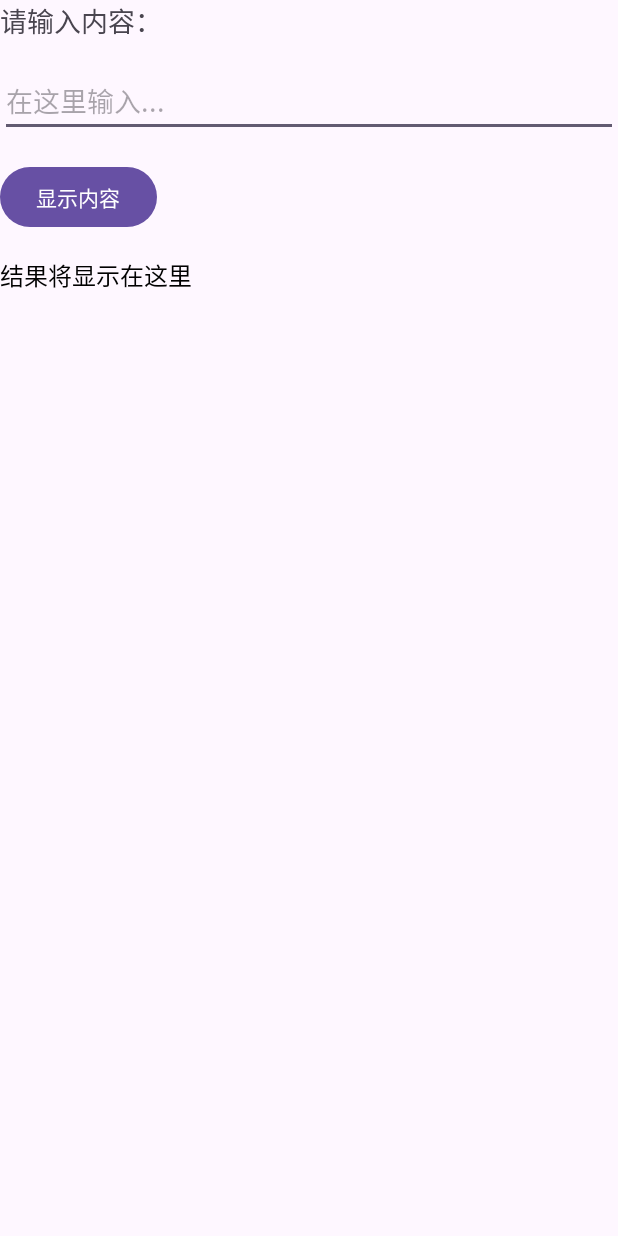
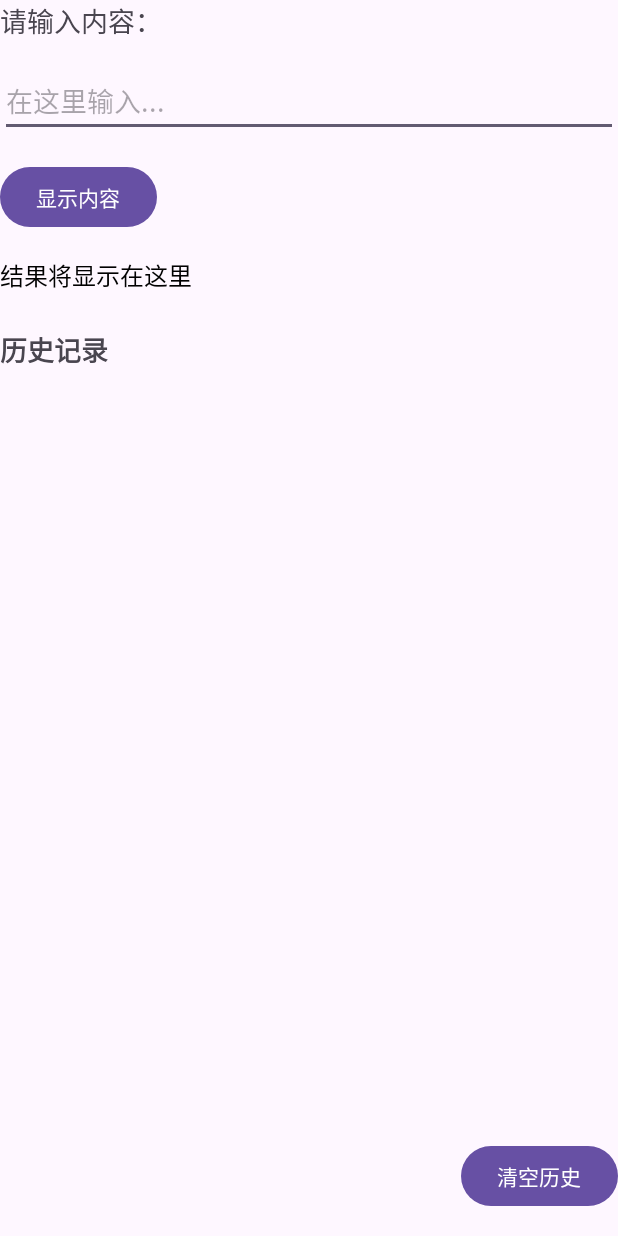
Before and after one commit to yaojiangjun/AndroidProject, an Android app: the screen it shows after launch (MainActivity), on a phone screen of 412 x 824 dp. Run offline under Robolectric (Android 15) with nearby library versions, the phone set to English and light mode, and no system bars.

Commit message:
新增功能
列表展示：通过 RecyclerView 展示所有历史记录
记录管理：支持删除单条记录和清空所有记录

```diff
--- a/app/build.gradle.kts
+++ b/app/build.gradle.kts
@@ -42,4 +42,5 @@ dependencies {
     testImplementation(libs.junit)
     androidTestImplementation(libs.androidx.junit)
     androidTestImplementation(libs.androidx.espresso.core)
+    implementation("com.google.code.gson:gson:2.10.1")//新增
 }
--- a/app/src/main/java/com/yjj202305100205/myapplication/MainActivity.kt
+++ b/app/src/main/java/com/yjj202305100205/myapplication/MainActivity.kt
@@ -10,67 +10,164 @@ import androidx.activity.enableEdgeToEdge
 import androidx.appcompat.app.AppCompatActivity
 import androidx.core.view.ViewCompat
 import androidx.core.view.WindowInsetsCompat
+import androidx.recyclerview.widget.LinearLayoutManager
+import androidx.recyclerview.widget.RecyclerView
+import com.google.gson.Gson
+import com.google.gson.reflect.TypeToken
+import java.util.UUID
 
+// 数据类：历史记录实体
+data class InputRecord(
+    val id: String, // 唯一标识
+    val content: String, // 输入内容
+    val time: Long // 时间戳（用于排序）
+)
+
+// RecyclerView适配器
+class RecordAdapter(
+    private val onDeleteClick: (InputRecord) -> Unit
+) : androidx.recyclerview.widget.ListAdapter<InputRecord, RecordAdapter.ViewHolder>(RecordDiffCallback()) {
+
+    inner class ViewHolder(itemView: android.view.View) : androidx.recyclerview.widget.RecyclerView.ViewHolder(itemView) {
+        val contentTextView: TextView = itemView.findViewById(R.id.contentTextView)
+        val deleteButton: Button = itemView.findViewById(R.id.deleteButton)
+
+        fun bind(record: InputRecord) {
+            contentTextView.text = record.content
+            deleteButton.setOnClickListener {
+                onDeleteClick(record)
+            }
+        }
+    }
+
+    override fun onCreateViewHolder(parent: android.view.ViewGroup, viewType: Int): ViewHolder {
+        val view = android.view.LayoutInflater.from(parent.context)
+            .inflate(R.layout.item_record, parent, false)
+        return ViewHolder(view)
+    }
+
+    override fun onBindViewHolder(holder: ViewHolder, position: Int) {
+        holder.bind(getItem(position))
+    }
+
+    // DiffUtil：优化列表刷新
+    private class RecordDiffCallback : androidx.recyclerview.widget.DiffUtil.ItemCallback<InputRecord>() {
+        override fun areItemsTheSame(oldItem: InputRecord, newItem: InputRecord): Boolean {
+            return oldItem.id == newItem.id
+        }
+
+        override fun areContentsTheSame(oldItem: InputRecord, newItem: InputRecord): Boolean {
+            return oldItem == newItem
+        }
+    }
+}
+
+// 主Activity
 class MainActivity : AppCompatActivity() {
     // SharedPreferences相关常量
     companion object {
         private const val PREF_NAME = "InputHistory"
-        private const val KEY_LAST_INPUT = "last_input"
+        private const val KEY_RECORDS = "all_records" // 保存所有记录
     }
+
+    private lateinit var recordAdapter: RecordAdapter
+    private val records = mutableListOf<InputRecord>()
 
     override fun onCreate(savedInstanceState: Bundle?) {
         super.onCreate(savedInstanceState)
         enableEdgeToEdge()
         setContentView(R.layout.activity_main)
 
-        // 适配系统状态栏
+        // 状态栏适配
         ViewCompat.setOnApplyWindowInsetsListener(findViewById(R.id.main)) { v, insets ->
             val systemBars = insets.getInsets(WindowInsetsCompat.Type.systemBars())
             v.setPadding(systemBars.left, systemBars.top, systemBars.right, systemBars.bottom)
             insets
         }
 
-        // 获取控件实例
+        // 初始化RecyclerView
+        val recyclerView = findViewById<RecyclerView>(R.id.historyRecyclerView)
+        recyclerView.layoutManager = LinearLayoutManager(this)
+        recordAdapter = RecordAdapter { record ->
+            // 删除单条记录
+            deleteRecord(record)
+        }
+        recyclerView.adapter = recordAdapter
+
+        // 加载历史记录
+        loadRecords()
+
+        // 控件初始化
         val inputEditText = findViewById<EditText>(R.id.inputEditText)
         val submitButton = findViewById<Button>(R.id.submitButton)
         val resultTextView = findViewById<TextView>(R.id.resultTextView)
+        val clearButton = findViewById<Button>(R.id.clearButton)
 
-        // 读取历史记录并显示
-        val lastInput = getLastInputFromSP()
-        if (lastInput.isNotEmpty()) {
-            resultTextView.text = "上次输入：$lastInput"
-        }
-
-        // 按钮点击事件
+        // 提交按钮点击事件
         submitButton.setOnClickListener {
             val inputText = inputEditText.text.toString().trim()
             if (inputText.isEmpty()) {
-                // 显示提示：输入为空
                 Toast.makeText(this, "请输入内容", Toast.LENGTH_SHORT).show()
             } else {
-                // 显示输入内容到结果文本
                 resultTextView.text = "你输入的是：$inputText"
-                // 保存到SharedPreferences
-                saveInputToSP(inputText)
-                // 跳转到SecondActivity并传递数据
+                // 保存新记录
+                val newRecord = InputRecord(
+                    id = UUID.randomUUID().toString(),
+                    content = inputText,
+                    time = System.currentTimeMillis()
+                )
+                saveRecord(newRecord)
+                // 跳转第二页
                 val intent = Intent(this, SecondActivity::class.java)
                 intent.putExtra("input_data", inputText)
                 startActivity(intent)
-                // 清空输入框
                 inputEditText.text.clear()
             }
         }
+
+        // 清空按钮点击事件
+        clearButton.setOnClickListener {
+            clearAllRecords()
+            Toast.makeText(this, "已清空所有历史", Toast.LENGTH_SHORT).show()
+        }
     }
 
-    // 保存输入到SharedPreferences
-    private fun saveInputToSP(text: String) {
+    // 加载所有记录
+    private fun loadRecords() {
         val sp = getSharedPreferences(PREF_NAME, MODE_PRIVATE)
-        sp.edit().putString(KEY_LAST_INPUT, text).apply()
+        val json = sp.getString(KEY_RECORDS, "[]") ?: "[]"
+        val type = object : TypeToken<List<InputRecord>>() {}.type
+        val savedRecords = Gson().fromJson<List<InputRecord>>(json, type)
+        records.clear()
+        records.addAll(savedRecords.sortedByDescending { it.time }) // 按时间倒序
+        recordAdapter.submitList(records.toList())
     }
 
-    // 从SharedPreferences读取最近输入
-    private fun getLastInputFromSP(): String {
+    // 保存单条记录
+    private fun saveRecord(record: InputRecord) {
+        records.add(0, record) // 添加到头部
+        updateRecordsInSP()
+        recordAdapter.submitList(records.toList())
+    }
+
+    // 删除单条记录
+    private fun deleteRecord(record: InputRecord) {
+        records.removeAll { it.id == record.id }
+        updateRecordsInSP()
+        recordAdapter.submitList(records.toList())
+    }
+
+    // 清空所有记录
+    private fun clearAllRecords() {
+        records.clear()
+        updateRecordsInSP()
+        recordAdapter.submitList(emptyList())
+    }
+
+    // 更新SP中的记录
+    private fun updateRecordsInSP() {
         val sp = getSharedPreferences(PREF_NAME, MODE_PRIVATE)
-        return sp.getString(KEY_LAST_INPUT, "") ?: ""
+        val json = Gson().toJson(records)
+        sp.edit().putString(KEY_RECORDS, json).apply()
     }
 }
--- a/app/src/main/res/layout/activity_main.xml
+++ b/app/src/main/res/layout/activity_main.xml
@@ -51,5 +51,36 @@
         app:layout_constraintStart_toStartOf="parent"
         app:layout_constraintTop_toBottomOf="@id/submitButton"
         android:layout_marginTop="16dp"/>
+    <!-- 历史记录标题 -->
+    <TextView
+        android:id="@+id/historyTitle"
+        android:layout_width="wrap_content"
+        android:layout_height="wrap_content"
+        android:text="历史记录"
+        android:textSize="18sp"
+        android:textStyle="bold"
+        android:layout_marginTop="24dp"
+        app:layout_constraintStart_toStartOf="parent"
+        app:layout_constraintTop_toBottomOf="@id/resultTextView"/>
 
+    <!-- 历史记录列表 -->
+    <androidx.recyclerview.widget.RecyclerView
+        android:id="@+id/historyRecyclerView"
+        android:layout_width="match_parent"
+        android:layout_height="0dp"
+        android:layout_marginTop="16dp"
+        app:layout_constraintTop_toBottomOf="@id/historyTitle"
+        app:layout_constraintBottom_toTopOf="@id/clearButton"
+        app:layout_constraintStart_toStartOf="parent"
+        app:layout_constraintEnd_toEndOf="parent"/>
+
+    <!-- 清空按钮 -->
+    <Button
+        android:id="@+id/clearButton"
+        android:layout_width="wrap_content"
+        android:layout_height="wrap_content"
+        android:text="清空历史"
+        android:layout_marginBottom="16dp"
+        app:layout_constraintBottom_toBottomOf="parent"
+        app:layout_constraintEnd_toEndOf="parent"/>
 </androidx.constraintlayout.widget.ConstraintLayout>
```
Also changed, not shown: app/src/main/res/layout/item_record.xml (added, +28 -0 lines).
